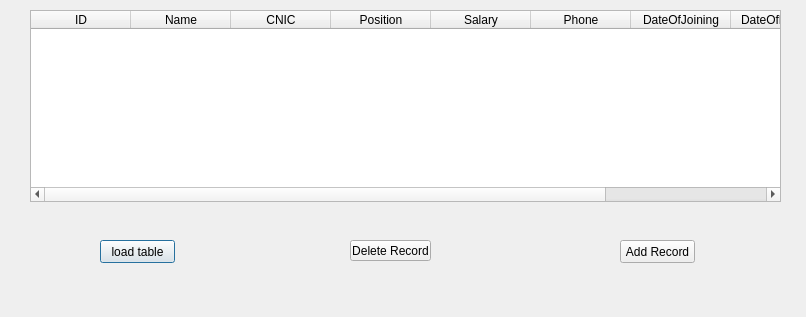
AmirQadir/PrisonManagementSystem, file StaffRecords_UI.ui: the form before one commit.
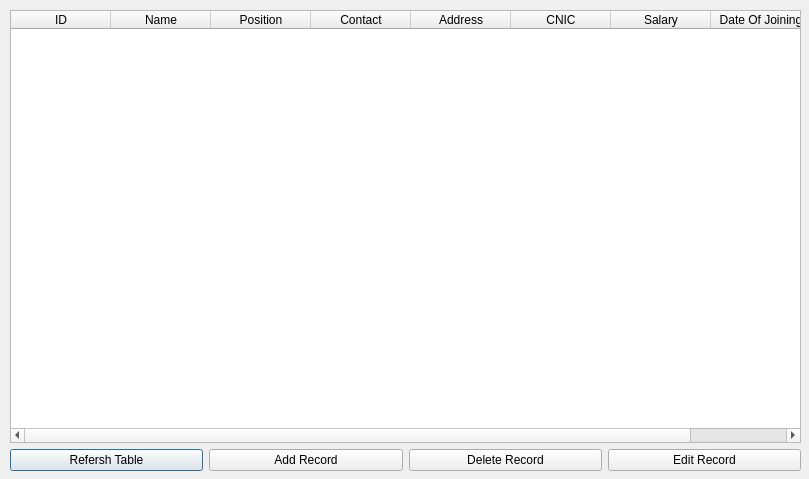
The form after the commit.

Commit message: staff table UI upodated

```diff
--- a/StaffRecords_UI.ui
+++ b/StaffRecords_UI.ui
@@ -6,37 +6,27 @@
    <rect>
     <x>0</x>
     <y>0</y>
-    <width>806</width>
-    <height>317</height>
+    <width>809</width>
+    <height>479</height>
    </rect>
   </property>
   <property name="windowTitle">
    <string>Dialog</string>
   </property>
-  <widget class="QPushButton" name="pushButton">
+  <widget class="QWidget" name="verticalLayoutWidget">
    <property name="geometry">
     <rect>
-     <x>100</x>
-     <y>240</y>
-     <width>75</width>
-     <height>23</height>
-    </rect>
-   </property>
-   <property name="text">
-    <string>load table</string>
-   </property>
-  </widget>
-  <widget class="QTableWidget" name="tableWidget">
-   <property name="geometry">
-    <rect>
-     <x>30</x>
+     <x>10</x>
      <y>10</y>
-     <width>751</width>
-     <height>192</height>
+     <width>791</width>
+     <height>461</height>
     </rect>
    </property>
+   <layout class="QVBoxLayout" name="verticalLayout">
+    <item>
+     <widget class="QTableWidget" name="tableWidget">
    <property name="sizePolicy">
-    <sizepolicy hsizetype="Maximum" vsizetype="Maximum">
+       <sizepolicy hsizetype="Expanding" vsizetype="Expanding">
      <horstretch>0</horstretch>
      <verstretch>0</verstretch>
     </sizepolicy>
@@ -63,16 +53,26 @@
      <string>Name</string>
     </property>
    </column>
-   <column>
-    <property name="text">
-     <string>CNIC</string>
-    </property>
-   </column>
    <column>
     <property name="text">
      <string>Position</string>
     </property>
    </column>
+      <column>
+       <property name="text">
+        <string>Contact</string>
+       </property>
+      </column>
+      <column>
+       <property name="text">
+        <string>Address</string>
+       </property>
+      </column>
+      <column>
+       <property name="text">
+        <string>CNIC</string>
+       </property>
+      </column>
    <column>
     <property name="text">
      <string>Salary</string>
@@ -80,50 +80,44 @@
    </column>
    <column>
     <property name="text">
-     <string>Phone</string>
-    </property>
-   </column>
-   <column>
+        <string>Date Of Joining</string>
+       </property>
+      </column>
+     </widget>
+    </item>
+    <item>
+     <layout class="QHBoxLayout" name="horizontalLayout">
+      <item>
+       <widget class="QPushButton" name="pushButton">
     <property name="text">
-     <string>DateOfJoining</string>
-    </property>
-   </column>
-   <column>
-    <property name="text">
-     <string>DateOfLeaving</string>
-    </property>
-   </column>
-   <column>
-    <property name="text">
-     <string/>
-    </property>
-   </column>
-  </widget>
+         <string>Refersh Table</string>
+        </property>
+       </widget>
+      </item>
+      <item>
   <widget class="QPushButton" name="pushButton_2">
-   <property name="geometry">
-    <rect>
-     <x>620</x>
-     <y>240</y>
-     <width>75</width>
-     <height>23</height>
-    </rect>
-   </property>
    <property name="text">
     <string>Add Record</string>
    </property>
   </widget>
+      </item>
+      <item>
   <widget class="QPushButton" name="pushButton_3">
-   <property name="geometry">
-    <rect>
-     <x>350</x>
-     <y>240</y>
-     <width>81</width>
-     <height>21</height>
-    </rect>
-   </property>
    <property name="text">
     <string>Delete Record</string>
    </property>
+       </widget>
+      </item>
+      <item>
+       <widget class="QPushButton" name="pushButton_4">
+        <property name="text">
+         <string>Edit Record</string>
+        </property>
+       </widget>
+      </item>
+     </layout>
+    </item>
+   </layout>
   </widget>
  </widget>
  <resources/>
```
Lines whose indentation alone changed are shown as unchanged. The commit also changes 1 other file.
